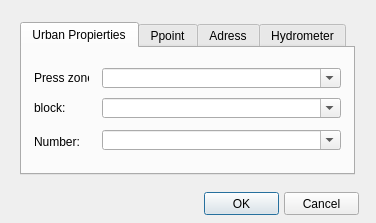
Qt form search/ui/search_plus_dialog_base.ui (Giswater/giswater_qgis_plugin) before a commit.
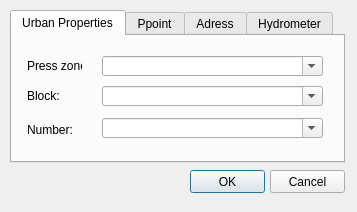
The same form after that commit. The open tabs and pages were chosen to show the change. Custom widgets are drawn as their Qt base class.

Commit message: #115 Update search_plus UI form

Patch:
```diff
--- a/search/ui/search_plus_dialog_base.ui
+++ b/search/ui/search_plus_dialog_base.ui
@@ -6,8 +6,8 @@
    <rect>
     <x>0</x>
     <y>0</y>
-    <width>376</width>
-    <height>223</height>
+    <width>357</width>
+    <height>212</height>
    </rect>
   </property>
   <property name="windowTitle">
@@ -16,8 +16,8 @@
   <widget class="QPushButton" name="btn_accept">
    <property name="geometry">
     <rect>
-     <x>204</x>
-     <y>192</y>
+     <x>190</x>
+     <y>170</y>
      <width>75</width>
      <height>23</height>
     </rect>
@@ -29,8 +29,8 @@
   <widget class="QPushButton" name="btn_cancel">
    <property name="geometry">
     <rect>
-     <x>284</x>
-     <y>192</y>
+     <x>270</x>
+     <y>170</y>
      <width>75</width>
      <height>23</height>
     </rect>
@@ -42,8 +42,8 @@
   <widget class="QTabWidget" name="tabWidget">
    <property name="geometry">
     <rect>
-     <x>20</x>
-     <y>22</y>
+     <x>10</x>
+     <y>10</y>
      <width>335</width>
      <height>153</height>
     </rect>
@@ -53,12 +53,12 @@
    </property>
    <widget class="QWidget" name="tab_2">
     <attribute name="title">
-     <string>Urban Propierties</string>
+     <string>Urban Properties</string>
     </attribute>
     <widget class="QLabel" name="label_press_zone_2">
      <property name="geometry">
       <rect>
-       <x>12</x>
+       <x>15</x>
        <y>22</y>
        <width>55</width>
        <height>16</height>
@@ -71,9 +71,9 @@
     <widget class="SearchableComboBox" name="urban_propierties_pzone">
      <property name="geometry">
       <rect>
-       <x>80</x>
+       <x>90</x>
        <y>20</y>
-       <width>239</width>
+       <width>221</width>
        <height>20</height>
       </rect>
      </property>
@@ -84,7 +84,7 @@
     <widget class="QLabel" name="label_number_2">
      <property name="geometry">
       <rect>
-       <x>12</x>
+       <x>15</x>
        <y>86</y>
        <width>55</width>
        <height>16</height>
@@ -97,9 +97,9 @@
     <widget class="SearchableComboBox" name="urban_propierties_number">
      <property name="geometry">
       <rect>
-       <x>80</x>
+       <x>90</x>
        <y>82</y>
-       <width>239</width>
+       <width>221</width>
        <height>20</height>
       </rect>
      </property>
@@ -110,22 +110,22 @@
     <widget class="QLabel" name="label_block">
      <property name="geometry">
       <rect>
-       <x>12</x>
+       <x>15</x>
        <y>52</y>
        <width>55</width>
        <height>16</height>
       </rect>
      </property>
      <property name="text">
-      <string>block:</string>
+      <string>Block:</string>
      </property>
     </widget>
     <widget class="SearchableComboBox" name="urban_propierties_block">
      <property name="geometry">
       <rect>
-       <x>80</x>
+       <x>90</x>
        <y>50</y>
-       <width>239</width>
+       <width>221</width>
        <height>20</height>
       </rect>
      </property>
```
Left out of the diff: 44 changed lines with no effect on the pictures.
